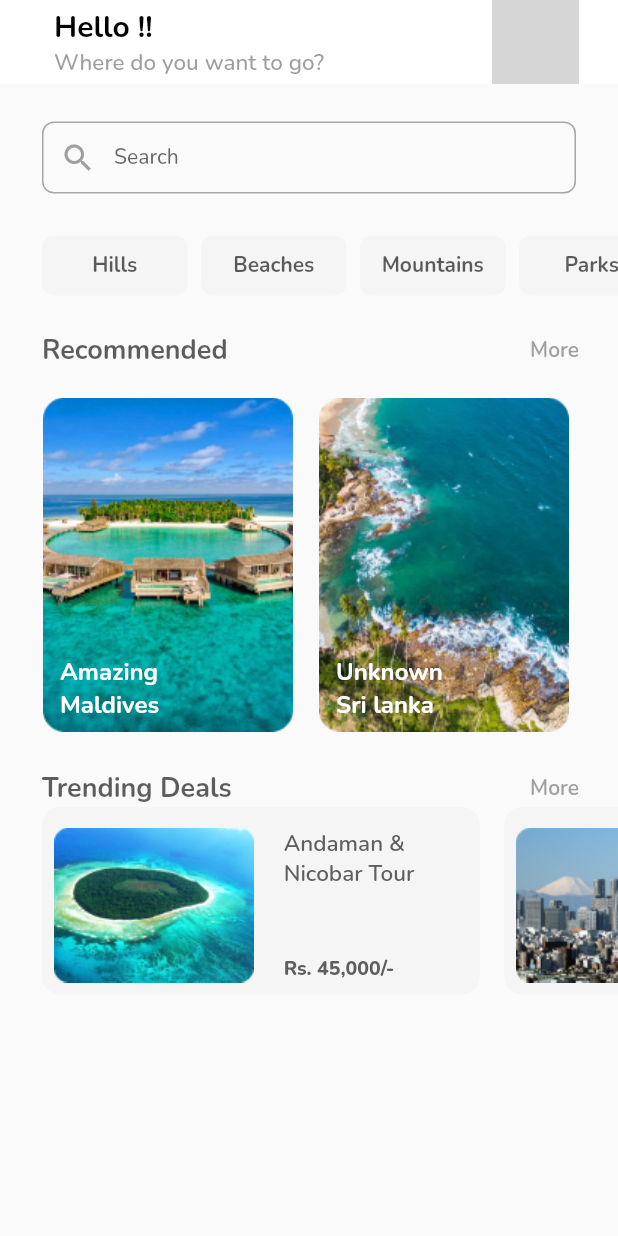
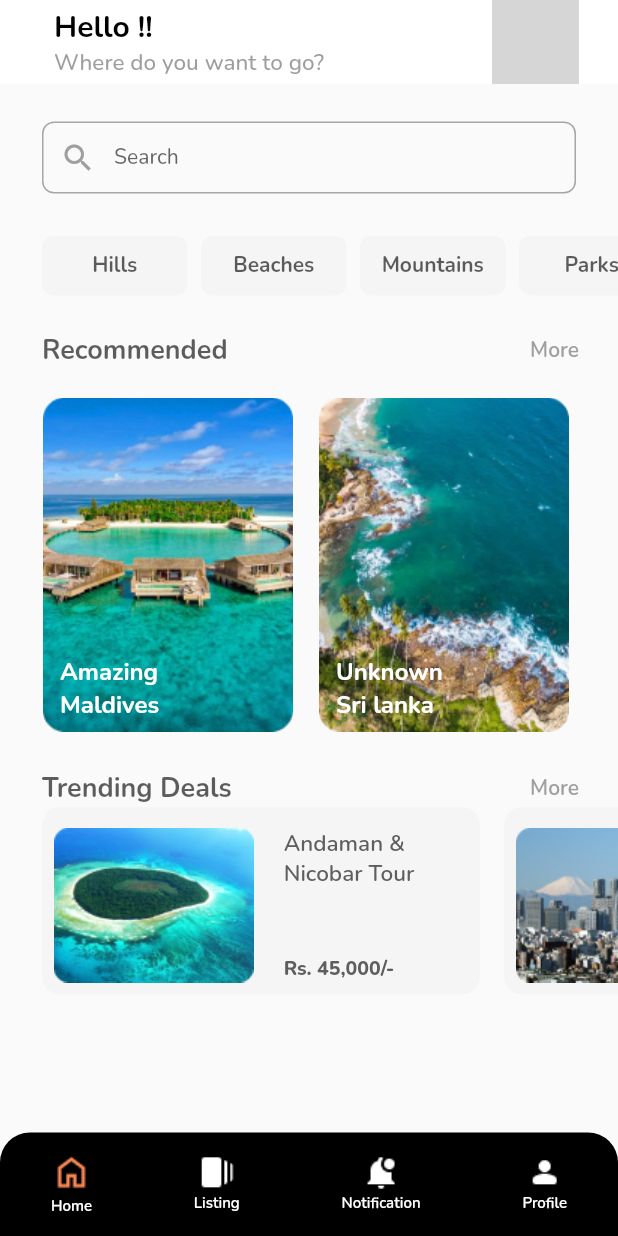
Before and after one commit to Gegerout/travel_app, a Flutter app: the HomePage screen opened directly with empty values, on a phone screen of 412 x 824 dp. Run offline on Flutter 3.47's test engine with Material 2 defaults, Android fonts, the phone set to English and light mode, and no system bars; our stand-ins replace dio, flutter_riverpod, google_fonts; network calls fail; grey boxes are pictures that could not be loaded.

Commit message:
home page update

```diff
--- a/lib/home/presentation/pages/home_page.dart
+++ b/lib/home/presentation/pages/home_page.dart
@@ -1,8 +1,113 @@
 import 'package:flutter/material.dart';
+import 'package:flutter_riverpod/flutter_riverpod.dart';
 import 'package:google_fonts/google_fonts.dart';
+import 'package:travel_app/home/presentation/pages/listing_page.dart';
+import 'package:travel_app/home/presentation/pages/notification_page.dart';
+import 'package:travel_app/home/presentation/pages/profile_page.dart';
 
-class HomePage extends StatelessWidget {
-  const HomePage({Key? key, required this.name, required this.image})
+class HomePage extends ConsumerStatefulWidget {
+  const HomePage({Key? key, required this.name, required this.image}) : super(key: key);
+
+  final String name;
+  final String image;
+
+  @override
+  ConsumerState<HomePage> createState() => _HomePageState();
+}
+
+class _HomePageState extends ConsumerState<HomePage> {
+  int currentPage = 0;
+
+  @override
+  Widget build(BuildContext context) {
+    final pages = [
+      HomeWidget(name: widget.name, image: widget.image),
+      ListingPage(),
+      NotificationPage(),
+      ProfilePage()
+    ];
+
+    return Scaffold(
+      body: pages.elementAt(currentPage),
+      bottomNavigationBar: Container(
+        height: 69,
+        decoration: const BoxDecoration(
+          color: Colors.black,
+          borderRadius: BorderRadius.only(topRight: Radius.circular(20), topLeft: Radius.circular(20))
+        ),
+        child: Row(
+          mainAxisAlignment: MainAxisAlignment.spaceAround,
+          children: [
+            InkWell(
+              onTap: () {
+                setState(() {
+                  currentPage = 0;
+                });
+              },
+              child: Column(
+                mainAxisAlignment: MainAxisAlignment.center,
+                children: [
+                  Image.asset(currentPage == 0 ? "assets/images/home_active.png" : "assets/images/home.png"),
+                  const SizedBox(height: 2),
+                  Text("Home", style: GoogleFonts.nunito(fontWeight: FontWeight.w600, fontSize: 10, color: Colors.white)),
+                ],
+              ),
+            ),
+            InkWell(
+              onTap: () {
+                setState(() {
+                  currentPage = 1;
+                });
+              },
+              child: Column(
+                mainAxisAlignment: MainAxisAlignment.center,
+                children: [
+                  Image.asset(currentPage == 1 ? "assets/images/listing_active.png" : "assets/images/listing.png"),
+                  const SizedBox(height: 2),
+                  Text("Listing", style: GoogleFonts.nunito(fontWeight: FontWeight.w600, fontSize: 10, color: Colors.white)),
+                ],
+              ),
+            ),
+            InkWell(
+              onTap: () {
+                setState(() {
+                  currentPage = 2;
+                });
+              },
+              child: Column(
+                mainAxisAlignment: MainAxisAlignment.center,
+                children: [
+                  Image.asset(currentPage == 2 ? "assets/images/notif_active.png" : "assets/images/notif.png"),
+                  const SizedBox(height: 2),
+                  Text("Notification", style: GoogleFonts.nunito(fontWeight: FontWeight.w600, fontSize: 10, color: Colors.white)),
+                ],
+              ),
+            ),
+            InkWell(
+              onTap: () {
+                setState(() {
+                  currentPage = 3;
+                });
+              },
+              child: Column(
+                mainAxisAlignment: MainAxisAlignment.center,
+                children: [
+                  Image.asset(currentPage == 3 ? "assets/images/profile_active.png" : "assets/images/profile.png"),
+                  const SizedBox(height: 2),
+                  Text("Profile", style: GoogleFonts.nunito(fontWeight: FontWeight.w600, fontSize: 10, color: Colors.white)),
+                ],
+              ),
+            )
+          ],
+        ),
+      ),
+    );
+  }
+}
+
+
+class HomeWidget extends StatelessWidget {
+  const HomeWidget({Key? key, required this.name, required this.image})
       : super(key: key);
 
   final String name;
```
Also changed, not shown: lib/home/presentation/pages/listing_page.dart (added, +14 -0 lines), lib/home/presentation/pages/notification_page.dart (added, +14 -0 lines), lib/home/presentation/pages/profile_page.dart (added, +14 -0 lines), assets/images/home.png (added), assets/images/home_active.png (added), assets/images/listing.png (added), assets/images/listing_active.png (added), assets/images/notif.png (added), assets/images/notif_active.png (added), assets/images/profile.png (added), assets/images/profile_active.png (added).
